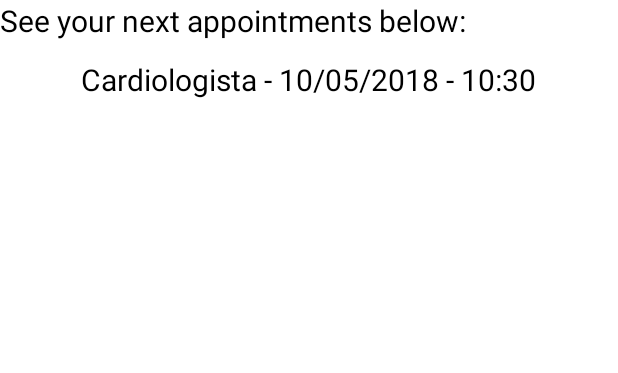
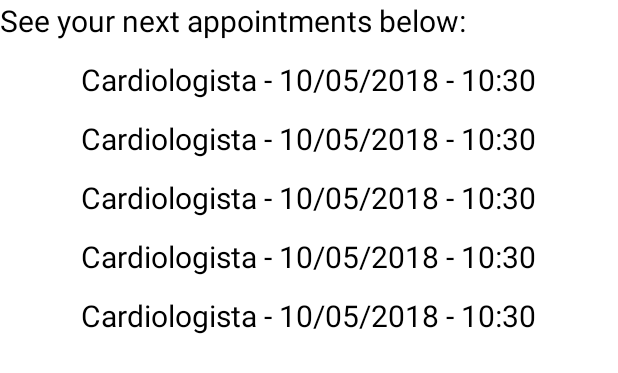
Before and after one commit to denisrosas/QuickDoc, an Android app: the layout show_next_appoint_widget.xml on its own in the app's theme, with its tools: preview values and no code run, on a phone screen of 412 x 824 dp. Shown: the top 373 px of the screen. Run offline under Robolectric (Android 15) with nearby library versions, the phone set to English and light mode, and no system bars.

Commit message:
Adicionada estrela do lado do numero de review corrigido problema pra exibir o widget. Foi preciso remover as Views que não sao suportadas. Removido o AppWidgetService já que nao estou usando a listview mais. Corrigido pra que quando atualizar a arvore "agenda" tambem atualizar o widget

```diff
--- a/app/src/main/AndroidManifest.xml
+++ b/app/src/main/AndroidManifest.xml
@@ -39,8 +39,6 @@
         </receiver>
         <service android:name=".widget.IntentServiceWidget"
             android:exported="false"/>
-        <service android:name=".widget.AppWidgetService"
-            android:permission="android.permission.BIND_REMOTEVIEWS" />
     </application>
 
 </manifest>
--- a/app/src/main/res/layout/show_next_appoint_widget.xml
+++ b/app/src/main/res/layout/show_next_appoint_widget.xml
@@ -17,20 +17,60 @@
         android:text="@string/see_your_next_appointments_below" />
 
     <TextView
-        android:id="@+id/textview_appointment_list"
+        android:id="@+id/textview_appointment1"
         android:layout_width="wrap_content"
         android:layout_height="wrap_content"
+        android:layout_gravity="center"
         android:layout_marginTop="12dp"
-        android:layout_gravity="center"
         android:textAlignment="center"
-        android:lineSpacingExtra="10sp"
         android:textColor="@android:color/black"
         android:textSize="20sp"
         tools:text="Cardiologista - 10/05/2018 - 10:30" />
 
-    <ListView
-        android:id="@+id/listview_next_appointment"
-        android:layout_width="match_parent"
-        android:layout_height="wrap_content" />
+    <TextView
+        android:id="@+id/textview_appointment2"
+        android:layout_width="wrap_content"
+        android:layout_height="wrap_content"
+        android:layout_gravity="center"
+        android:layout_marginTop="12dp"
+        android:textAlignment="center"
+        android:textColor="@android:color/black"
+        android:textSize="20sp"
+        tools:text="Cardiologista - 10/05/2018 - 10:30" />
+
+    <TextView
+        android:id="@+id/textview_appointment3"
+        android:layout_width="wrap_content"
+        android:layout_height="wrap_content"
+        android:layout_gravity="center"
+        android:layout_marginTop="12dp"
+        android:textAlignment="center"
+        android:textColor="@android:color/black"
+        android:textSize="20sp"
+        tools:text="Cardiologista - 10/05/2018 - 10:30" />
+
+    <TextView
+        android:id="@+id/textview_appointment4"
+        android:layout_width="wrap_content"
+        android:layout_height="wrap_content"
+        android:layout_gravity="center"
+        android:layout_marginTop="12dp"
+        android:textAlignment="center"
+        android:textColor="@android:color/black"
+        android:textSize="20sp"
+        tools:text="Cardiologista - 10/05/2018 - 10:30" />
+
+    <TextView
+        android:id="@+id/textview_appointment5"
+        android:layout_width="wrap_content"
+        android:layout_height="wrap_content"
+        android:layout_gravity="center"
+        android:layout_marginTop="12dp"
+        android:lineSpacingExtra="10sp"
+        android:textAlignment="center"
+        android:textColor="@android:color/black"
+        android:textSize="20sp"
+        tools:text="Cardiologista - 10/05/2018 - 10:30" />
+
 
 </LinearLayout>
```
Also changed, not shown: app/src/main/java/com/example/android/quickdoc/AppointmentDetailsActivity.java (+56 -11 lines), app/src/main/java/com/example/android/quickdoc/SelectDateTimeActivity.java (+9 -5 lines), app/src/main/java/com/example/android/quickdoc/widget/AppWidgetService.java (deleted, +0 -114 lines), app/src/main/java/com/example/android/quickdoc/widget/ShowNextAppointWidget.java (+43 -48 lines), app/src/main/res/layout/activity_appointment_details.xml (+28 -5 lines), app/src/main/res/layout/activity_doctor_details.xml (+14 -4 lines), app/src/main/res/drawable/doctor_big_default.jpg, app/src/main/res/drawable/doctor_small_default.jpg.
